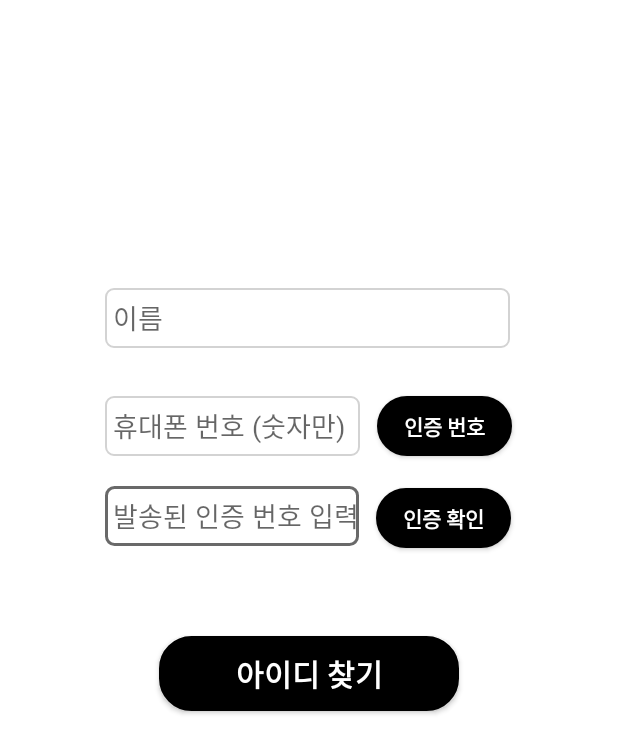
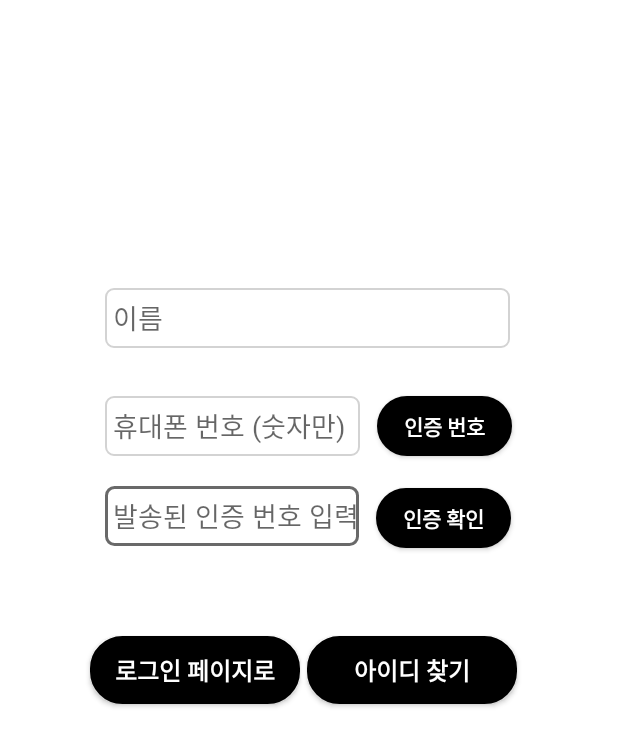
Before and after one commit to JiALee903/my_DAGYM, an Android app: the FindidActivity screen opened directly, with no data from a screen before it, on a phone screen of 412 x 824 dp. Shown: the top 753 px of the screen. Run offline under Robolectric (Android 15) with nearby library versions, the phone set to English and light mode, and no system bars; libraries missing offline, so code that uses them is left out: lombok.val.

Commit message:
0406 로그인 페이지로 버튼 추가

```diff
--- a/app/src/main/res/layout/activity_findid.xml
+++ b/app/src/main/res/layout/activity_findid.xml
@@ -9,15 +9,33 @@
 
     <androidx.appcompat.widget.AppCompatButton
         android:id="@+id/find2button"
-        android:layout_width="200dp"
-        android:layout_height="50dp"
+        android:layout_width="140dp"
+        android:layout_height="45dp"
         android:layout_marginTop="60dp"
+        android:layout_marginEnd="20dp"
         android:background="@drawable/button"
         android:text="아이디 찾기"
         android:textColor="@color/white"
-        android:textSize="20sp"
+        android:textSize="16sp"
         android:textStyle="bold"
         app:layout_constraintEnd_toEndOf="parent"
+        app:layout_constraintHorizontal_bias="0.811"
+        app:layout_constraintStart_toStartOf="parent"
+        app:layout_constraintTop_toBottomOf="@+id/et_phone2" />
+
+    <androidx.appcompat.widget.AppCompatButton
+        android:id="@+id/backloginBtn1"
+        android:layout_width="140dp"
+        android:layout_height="45dp"
+        android:layout_marginStart="15dp"
+        android:layout_marginTop="60dp"
+        android:background="@drawable/button"
+        android:text="로그인 페이지로"
+        android:textColor="@color/white"
+        android:textSize="16sp"
+        android:textStyle="bold"
+        app:layout_constraintEnd_toEndOf="parent"
+        app:layout_constraintHorizontal_bias="0.174"
         app:layout_constraintStart_toStartOf="parent"
         app:layout_constraintTop_toBottomOf="@+id/et_phone2" />
 
```
Also changed, not shown: app/src/main/res/layout/activity_findpw.xml (+20 -3 lines).
